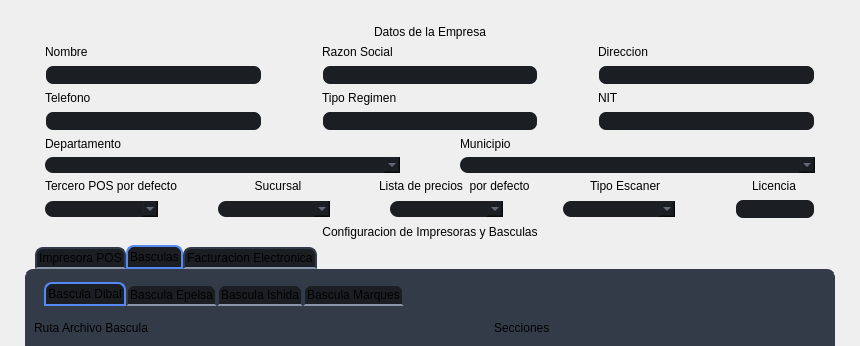
SGC-Byteco/SGC, file gui/uis/pages/main_pages.ui: the form before one commit; both pictures show x 0 to 860 and y 0 to 346 of the 860 by 581 pixel window.
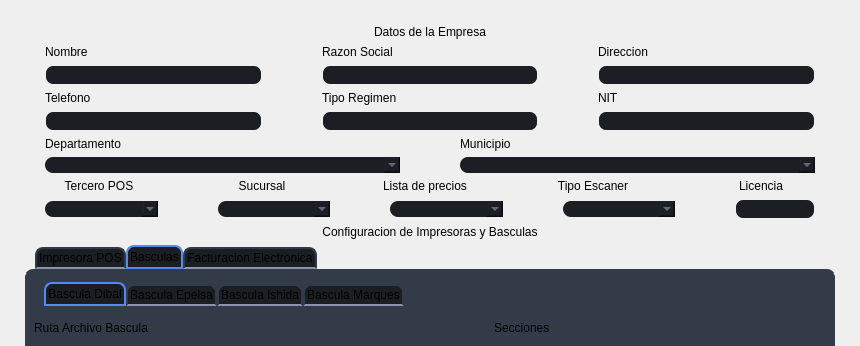
The form after the commit. The open tabs and pages were chosen to show the change.

```diff
--- a/gui/uis/pages/main_pages.ui
+++ b/gui/uis/pages/main_pages.ui
@@ -747,7 +747,10 @@
                 <string notr="true"/>
                </property>
                <property name="text">
-                <string>Tercero POS por defecto</string>
+                <string>Tercero POS</string>
+               </property>
+               <property name="alignment">
+                <set>Qt::AlignCenter</set>
                </property>
               </widget>
              </item>
@@ -786,7 +789,10 @@
                 <string notr="true"/>
                </property>
                <property name="text">
-                <string>Lista de precios  por defecto</string>
+                <string>Lista de precios</string>
+               </property>
+               <property name="alignment">
+                <set>Qt::AlignCenter</set>
                </property>
               </widget>
              </item>
@@ -804,7 +810,7 @@
                 <string>Tipo Escaner</string>
                </property>
                <property name="alignment">
-                <set>Qt::AlignLeading|Qt::AlignLeft|Qt::AlignVCenter</set>
+                <set>Qt::AlignCenter</set>
                </property>
               </widget>
              </item>
```
Left out of the diff: 24 changed lines with no effect on the pictures.
